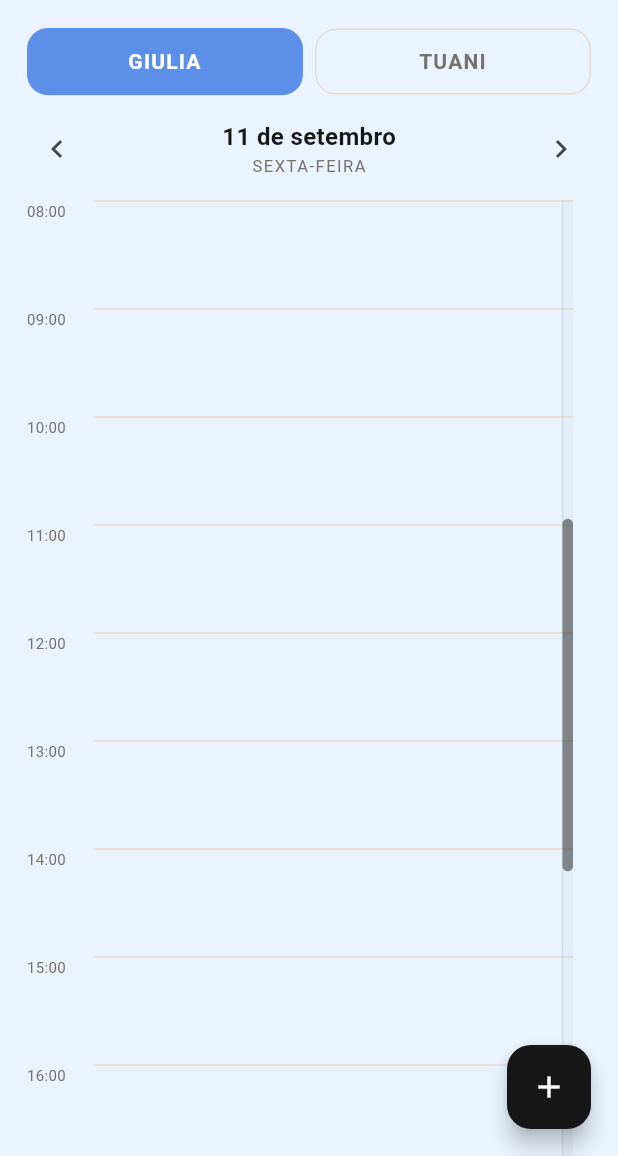
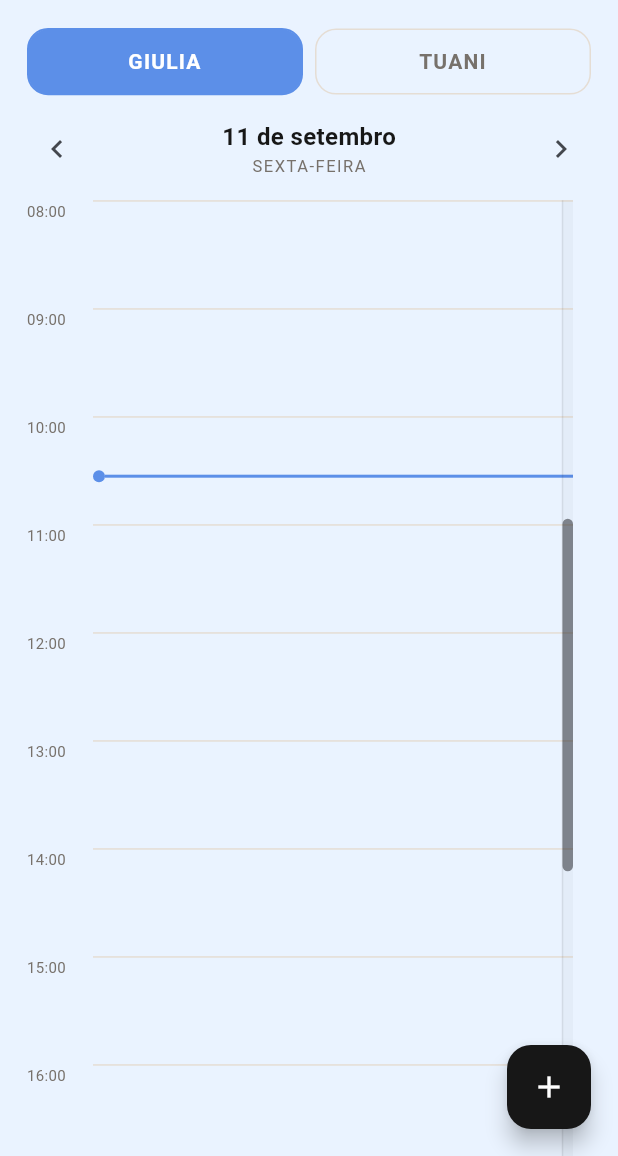
Before and after one commit to giuliabarross2-hub/dioli-app, a Flutter app: the screen it shows after launch, on a phone screen of 412 x 824 dp, the part 80-1236 px from its top. Run offline on Flutter 3.47's test engine with Material 3 defaults, Android fonts, the phone set to English and light mode, and no system bars; our stand-ins replace shared_preferences, supabase_flutter; accounts and stored records are empty; network calls fail; Roboto replaces fonts that are missing (sans).

Commit message:
Ajusta horario atual e agendamento

```diff
--- a/lib/main.dart
+++ b/lib/main.dart
@@ -1,3 +1,4 @@
+import 'dart:async';
 import 'dart:convert';
 import 'package:flutter/material.dart';
 import 'package:flutter/cupertino.dart';
@@ -557,6 +558,7 @@ class AgendaShell extends StatefulWidget {
 }
 
 class _AgendaShellState extends State<AgendaShell> {
+  Timer? nowTimer;
   int tab = 0;
   Professional professional = Professional.giulia;
   CalendarView view = CalendarView.day;
@@ -568,6 +570,10 @@ class _AgendaShellState extends State<AgendaShell> {
   void initState() {
     super.initState();
     widget.store.addListener(_refresh);
+
+    nowTimer = Timer.periodic(const Duration(minutes: 1), (_) {
+      if (mounted) setState(() {});
+    });
 
     WidgetsBinding.instance.addPostFrameCallback((_) {
       widget.store.syncGoogleCalendars();
@@ -914,6 +920,7 @@ class _AgendaPageState extends State<AgendaPage> {
   DateTime? creatingEnd;
   bool refreshing = false;
   final ScrollController monthScroll = ScrollController();
+  Timer? nowTimer;
 
   @override
   void initState() {
@@ -930,6 +937,7 @@ class _AgendaPageState extends State<AgendaPage> {
   void dispose() {
     vertical.dispose();
     monthScroll.dispose();
+    nowTimer?.cancel();
     super.dispose();
   }
 
@@ -1115,36 +1123,6 @@ class _AgendaPageState extends State<AgendaPage> {
           ),
         ],
       ),
-    );
-  }
-
-  void _moveVisiblePeriod(int direction) {
-    switch (widget.view) {
-      case CalendarView.day:
-        widget.onDate(widget.selectedDate.add(Duration(days: direction)));
-        break;
-      case CalendarView.threeDays:
-        widget.onDate(widget.selectedDate.add(Duration(days: 3 * direction)));
-        break;
-      case CalendarView.week:
-        widget.onDate(widget.selectedDate.add(Duration(days: 7 * direction)));
-        break;
-      case CalendarView.month:
-        final current = widget.selectedDate;
-        widget.onDate(DateTime(current.year, current.month + direction, 1));
-        break;
-    }
-  }
-
-  Widget _horizontalPeriodSwipe(Widget child) {
-    return GestureDetector(
-      behavior: HitTestBehavior.translucent,
-      onHorizontalDragEnd: (details) {
-        final velocity = details.primaryVelocity ?? 0;
-        if (velocity.abs() < 220) return;
-        _moveVisiblePeriod(velocity < 0 ? 1 : -1);
-      },
-      child: child,
     );
   }
 
@@ -1166,12 +1144,9 @@ class _AgendaPageState extends State<AgendaPage> {
                     .add(Duration(days: i)),
               );
 
-    if (days.length == 1) {
-      return _horizontalPeriodSwipe(_dayView(days.first));
-    }
-
-    return _horizontalPeriodSwipe(
-      Scrollbar(
+    if (days.length == 1) return _dayView(days.first);
+
+    return Scrollbar(
       controller: vertical,
       thumbVisibility: true,
       trackVisibility: true,
@@ -1216,7 +1191,6 @@ class _AgendaPageState extends State<AgendaPage> {
         ],
       ),
       ),
-    ),
     );
   }
 
@@ -1319,7 +1293,10 @@ class _AgendaPageState extends State<AgendaPage> {
   }
 
   DateTime _timeFromOffset(DateTime day, double dy) {
-    final minutes = ((dy / hourHeight) * 60 / 30).round() * 30;
+    // Usa blocos de 30 minutos por faixa: tocar no começo da hora
+    // (ex.: 14:00) deve iniciar exatamente às 14:00, sem exigir
+    // que o toque seja no meio do bloco.
+    final minutes = ((dy / hourHeight) * 60 / 30).floor() * 30;
     final safeMinutes = minutes.clamp(0, 23 * 60 + 30);
     return DateTime(
       day.year,
@@ -1343,7 +1320,7 @@ class _AgendaPageState extends State<AgendaPage> {
               right: 0,
               child: GestureDetector(
                 behavior: HitTestBehavior.opaque,
-                onVerticalDragStart: (details) {
+                onPanStart: (details) {
                   final start = _timeFromOffset(
                     day,
                     details.localPosition.dy,
@@ -1358,7 +1335,7 @@ class _AgendaPageState extends State<AgendaPage> {
                     );
                   });
                 },
-                onVerticalDragUpdate: (details) {
+                onPanUpdate: (details) {
                   if (dragOriginal == null) return;
 
                   dragDelta += details.delta.dy;
@@ -1387,7 +1364,7 @@ class _AgendaPageState extends State<AgendaPage> {
                     creatingEnd = end;
                   });
                 },
-                onVerticalDragEnd: (_) {
+                onPanEnd: (_) {
                   if (dragOriginal == null) return;
 
                   final start = creatingStart ?? dragOriginal!;
@@ -1413,17 +1390,36 @@ class _AgendaPageState extends State<AgendaPage> {
                     initialDuration: duration,
                   );
                 },
-                onVerticalDragCancel: () {
-                  if (dragOriginal == null && creatingStart == null) return;
-                  setState(() {
-                    dragOriginal = null;
-                    dragDelta = 0;
-                    creatingStart = null;
-                    creatingEnd = null;
-                  });
-                },
               ),
             ),
+
+            // Linha do horário atual, como no Google Agenda.
+            if (_sameDay(day, DateTime.now()))
+              Positioned(
+                top: ((DateTime.now().hour * 60 + DateTime.now().minute) / 60) * hourHeight,
+                left: 0,
+                right: 0,
+                child: IgnorePointer(
+                  child: Row(
+                    children: [
+                      Container(
+                        width: 8,
+                        height: 8,
+                        decoration: BoxDecoration(
+                          color: professionalColor(widget.professional),
+                          shape: BoxShape.circle,
+                        ),
+                      ),
+                      Expanded(
+                        child: Container(
+                          height: 2,
+                          color: professionalColor(widget.professional),
+                        ),
+                      ),
+                    ],
+                  ),
+                ),
+              ),
 
             if (creatingStart != null && creatingEnd != null)
               Positioned(
@@ -2160,6 +2156,7 @@ class _AgendaPageState extends State<AgendaPage> {
                               TextField(
                                 controller: client,
                                 autofocus: existing == null,
+                                textCapitalization: TextCapitalization.sentences,
                                 decoration: const InputDecoration(
                                   labelText: 'Nome da cliente',
                                   prefixIcon: Icon(Icons.person_outline),
```
